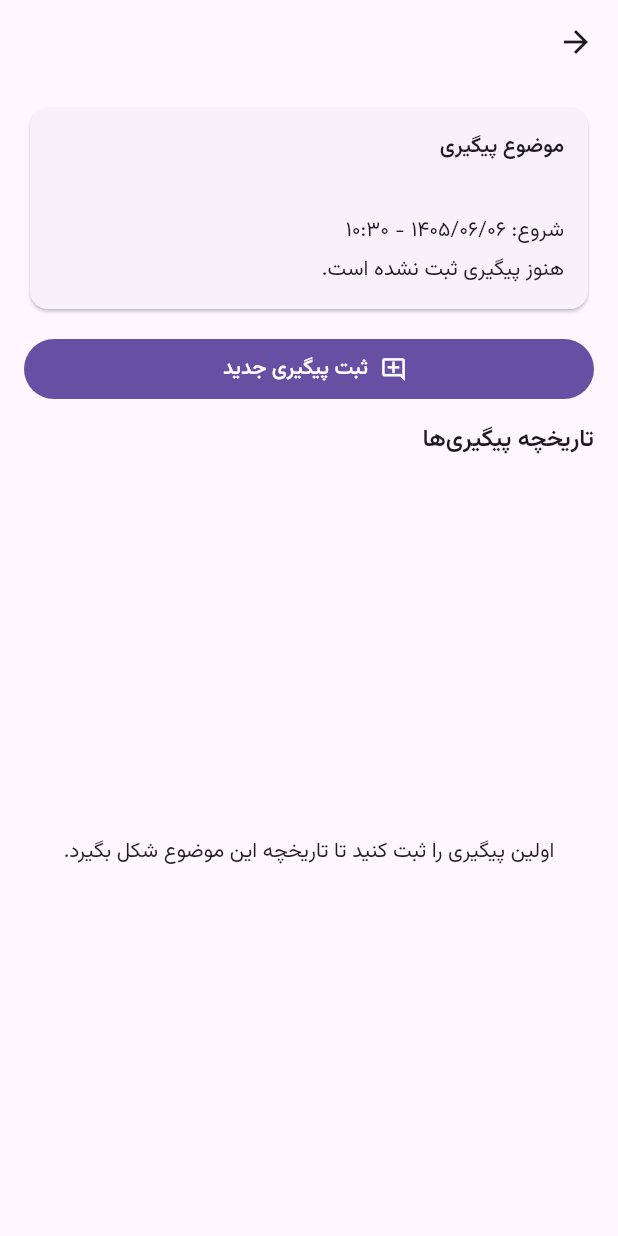
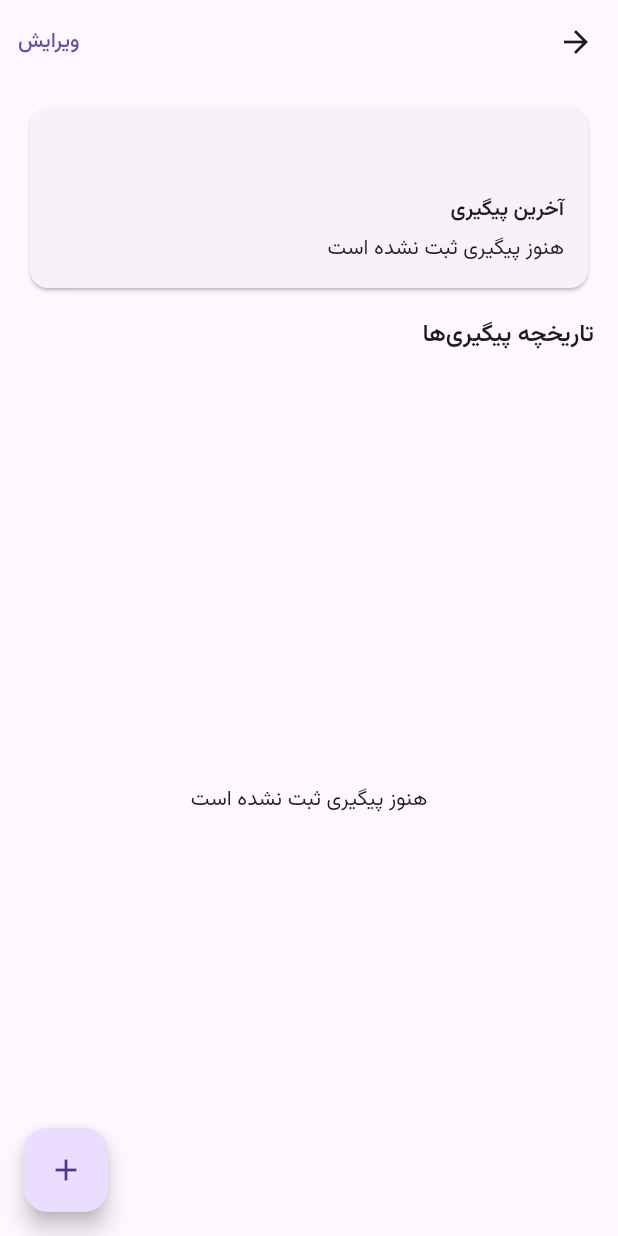
Before and after one commit to mobinpda-lab/YadNegar, a Flutter app: the TrackedSubjectDetail screen opened directly with empty values, on a phone screen of 412 x 824 dp. Run offline on Flutter 3.47's test engine with Material 3 defaults, Android fonts, the phone set to English and light mode, and no system bars; our stand-ins replace file_picker, flutter_local_notifications, flutter_timezone, share_plus, timezone.

Commit message:
feat: match Arvin tracked-task detail and follow-up timeline

```diff
--- a/lib/features/timeline/presentation/tracked_subject_detail.dart
+++ b/lib/features/timeline/presentation/tracked_subject_detail.dart
@@ -1,8 +1,14 @@
 import 'package:flutter/material.dart';
 import 'package:yadnegar/core/presentation/persian_datetime_formatter.dart';
+import 'package:yadnegar/core/presentation/persian_duration_formatter.dart';
 import 'package:yadnegar/features/timeline/application/add_timeline_follow_up.dart';
+import 'package:yadnegar/features/timeline/application/edit_timeline_item.dart';
 import 'package:yadnegar/features/timeline/application/load_timeline_follow_ups.dart';
 import 'package:yadnegar/features/timeline/domain/timeline_item.dart';
+import 'package:yadnegar/features/timeline/presentation/follow_up_editor_screen.dart';
+import 'package:yadnegar/features/timeline/presentation/tracked_subject_edit_screen.dart';
+
+typedef TrackedSubjectDetailClock = DateTime Function();
 
 class TrackedSubjectDetail extends StatefulWidget {
   const TrackedSubjectDetail({
@@ -10,19 +16,26 @@ class TrackedSubjectDetail extends StatefulWidget {
     required this.subject,
     required this.loadFollowUps,
     required this.addFollowUp,
+    required this.editTimelineItem,
+    this.clock = DateTime.now,
     this.dateTimeFormatter = const PersianDateTimeFormatter(),
+    this.durationFormatter = const PersianDurationFormatter(),
   });
 
   final TimelineItem subject;
   final LoadTimelineFollowUps loadFollowUps;
   final AddTimelineFollowUp addFollowUp;
+  final EditTimelineItem editTimelineItem;
+  final TrackedSubjectDetailClock clock;
   final PersianDateTimeFormatter dateTimeFormatter;
+  final PersianDurationFormatter durationFormatter;
 
   @override
   State<TrackedSubjectDetail> createState() => _TrackedSubjectDetailState();
 }
 
 class _TrackedSubjectDetailState extends State<TrackedSubjectDetail> {
+  late TimelineItem _subject;
   List<TimelineItem> _followUps = const <TimelineItem>[];
   bool _isLoading = true;
   String? _errorMessage;
@@ -30,6 +43,7 @@ class _TrackedSubjectDetailState extends State<TrackedSubjectDetail> {
   @override
   void initState() {
     super.initState();
+    _subject = widget.subject;
     _reload();
   }
 
@@ -39,7 +53,7 @@ class _TrackedSubjectDetailState extends State<TrackedSubjectDetail> {
       _errorMessage = null;
     });
     try {
-      final followUps = await widget.loadFollowUps.load(widget.subject.id);
+      final followUps = await widget.loadFollowUps.load(_subject.id);
       if (!mounted) {
         return;
       }
@@ -59,68 +73,70 @@ class _TrackedSubjectDetailState extends State<TrackedSubjectDetail> {
   }
 
   Future<void> _addFollowUp() async {
-    var draft = '';
-    final text = await showDialog<String>(
-      context: context,
-      builder: (dialogContext) => AlertDialog(
-        title: Text('پیگیری جدید برای «${widget.subject.text}»'),
-        content: TextField(
-          key: const Key('follow-up-input'),
-          autofocus: true,
-          minLines: 2,
-          maxLines: 5,
-          decoration: const InputDecoration(
-            labelText: 'شرح پیگیری',
-            hintText: 'مثلاً تماس گرفتم، نتیجه این شد…',
-            border: OutlineInputBorder(),
-          ),
-          onChanged: (value) => draft = value,
+    final saved = await Navigator.of(context).push<TimelineItem>(
+      MaterialPageRoute<TimelineItem>(
+        builder: (context) => FollowUpEditorScreen(
+          subject: _subject,
+          addFollowUp: widget.addFollowUp,
+          editTimelineItem: widget.editTimelineItem,
+          clock: widget.clock,
+          dateTimeFormatter: widget.dateTimeFormatter,
         ),
-        actions: [
-          TextButton(
-            onPressed: () => Navigator.of(dialogContext).pop(),
-            child: const Text('انصراف'),
-          ),
-          FilledButton(
-            key: const Key('follow-up-save'),
-            onPressed: () {
-              final normalized = draft.trim();
-              if (normalized.isEmpty) {
-                return;
-              }
-              Navigator.of(dialogContext).pop(normalized);
-            },
-            child: const Text('ثبت پیگیری'),
-          ),
-        ],
       ),
     );
+    if (saved != null && mounted) {
+      await _reload();
+    }
+  }
 
-    if (text == null || !mounted) {
-      return;
+  Future<void> _editSubject() async {
+    final updated = await Navigator.of(context).push<TimelineItem>(
+      MaterialPageRoute<TimelineItem>(
+        builder: (context) => TrackedSubjectEditScreen(
+          subject: _subject,
+          editTimelineItem: widget.editTimelineItem,
+        ),
+      ),
+    );
+    if (updated != null && mounted) {
+      setState(() => _subject = updated);
     }
+  }
 
-    try {
-      await widget.addFollowUp.add(subject: widget.subject, text: text);
+  Future<void> _editFollowUp(TimelineItem followUp) async {
+    final updated = await Navigator.of(context).push<TimelineItem>(
+      MaterialPageRoute<TimelineItem>(
+        builder: (context) => FollowUpEditorScreen(
+          subject: _subject,
+          existing: followUp,
+          addFollowUp: widget.addFollowUp,
+          editTimelineItem: widget.editTimelineItem,
+          clock: widget.clock,
+          dateTimeFormatter: widget.dateTimeFormatter,
+        ),
+      ),
+    );
+    if (updated != null && mounted) {
       await _reload();
-    } catch (_) {
-      if (!mounted) {
-        return;
-      }
-      ScaffoldMessenger.of(context).showSnackBar(
-        const SnackBar(content: Text('ثبت پیگیری انجام نشد.')),
-      );
     }
   }
 
   @override
   Widget build(BuildContext context) {
+    final latest = _followUps.isEmpty ? null : _followUps.first;
     return Scaffold(
       appBar: AppBar(
         title: Text(
-          widget.subject.text,
+          _subject.text,
           key: const Key('tracked-subject-detail-title'),
         ),
+        actions: [
+          TextButton(
+            key: const Key('tracked-subject-edit'),
+            onPressed: _editSubject,
+            child: const Text('ویرایش'),
+          ),
+        ],
       ),
       body: Column(
         crossAxisAlignment: CrossAxisAlignment.stretch,
@@ -133,40 +149,36 @@ class _TrackedSubjectDetailState extends State<TrackedSubjectDetail> {
                 child: Column(
                   crossAxisAlignment: CrossAxisAlignment.start,
                   children: [
+                    Text(
+                      _subject.text,
+                      style: Theme.of(context).textTheme.titleLarge,
+                    ),
+                    const SizedBox(height: 14),
                     const Text(
-                      'موضوع پیگیری',
+                      'آخرین پیگیری',
                       style: TextStyle(fontWeight: FontWeight.w600),
                     ),
                     const SizedBox(height: 6),
-                    Text(widget.subject.text),
-                    const SizedBox(height: 10),
                     Text(
-                      'شروع: ${widget.dateTimeFormatter.formatDateTime(widget.subject.timelineAt)}',
-                      key: const Key('tracked-subject-created-at'),
-                    ),
-                    const SizedBox(height: 6),
-                    Text(
-                      _followUps.isEmpty
-                          ? 'هنوز پیگیری ثبت نشده است.'
-                          : 'آخرین پیگیری: ${widget.dateTimeFormatter.formatDateTime(_followUps.first.timelineAt)}',
+                      latest == null
+                          ? 'هنوز پیگیری ثبت نشده است'
+                          : widget.dateTimeFormatter.formatDateTime(latest.timelineAt),
                       key: const Key('tracked-subject-last-follow-up'),
                     ),
+                    if (latest != null) ...[
+                      const SizedBox(height: 8),
+                      Text(
+                        '● ${widget.durationFormatter.elapsedSince(now: widget.clock(), latest: latest.timelineAt)}',
+                        key: const Key('tracked-subject-elapsed'),
+                      ),
+                    ],
                   ],
                 ),
               ),
             ),
           ),
-          Padding(
-            padding: const EdgeInsets.fromLTRB(16, 4, 16, 8),
-            child: FilledButton.icon(
-              key: const Key('tracked-subject-add-follow-up'),
-              onPressed: _addFollowUp,
-              icon: const Icon(Icons.add_comment_outlined),
-              label: const Text('ثبت پیگیری جدید'),
-            ),
-          ),
           const Padding(
-            padding: EdgeInsets.fromLTRB(16, 4, 16, 8),
+            padding: EdgeInsets.fromLTRB(16, 8, 16, 8),
             child: Text(
               'تاریخچه پیگیری‌ها',
               style: TextStyle(fontSize: 16, fontWeight: FontWeight.w600),
@@ -174,6 +186,12 @@ class _TrackedSubjectDetailState extends State<TrackedSubjectDetail> {
           ),
           Expanded(child: _buildFollowUpList()),
         ],
+      ),
+      floatingActionButton: FloatingActionButton(
+        key: const Key('tracked-subject-add-follow-up'),
+        tooltip: 'ثبت پیگیری جدید',
+        onPressed: _addFollowUp,
+        child: const Icon(Icons.add),
       ),
     );
   }
@@ -190,7 +208,7 @@ class _TrackedSubjectDetailState extends State<TrackedSubjectDetail> {
         child: Padding(
           padding: EdgeInsets.all(24),
           child: Text(
-            'اولین پیگیری را ثبت کنید تا تاریخچه این موضوع شکل بگیرد.',
+            'هنوز پیگیری ثبت نشده است',
             key: Key('tracked-subject-follow-up-empty'),
             textAlign: TextAlign.center,
           ),
@@ -205,15 +223,33 @@ class _TrackedSubjectDetailState extends State<TrackedSubjectDetail> {
       separatorBuilder: (context, index) => const SizedBox(height: 8),
       itemBuilder: (context, index) {
         final followUp = _followUps[index];
+        final previous = index + 1 < _followUps.length ? _followUps[index + 1] : null;
         return Card(
           key: Key('follow-up-${followUp.id}'),
           child: ListTile(
+            onTap: () => _editFollowUp(followUp),
             leading: const Icon(Icons.history),
             title: Text(followUp.text),
-            subtitle: Text(
-              widget.dateTimeFormatter.formatDateTime(followUp.timelineAt),
-              key: Key('follow-up-time-${followUp.id}'),
+            subtitle: Column(
+              crossAxisAlignment: CrossAxisAlignment.start,
+              children: [
+                Text(
+                  widget.dateTimeFormatter.formatDateTime(followUp.timelineAt),
+                  key: Key('follow-up-time-${followUp.id}'),
+                ),
+                if (previous != null) ...[
+                  const SizedBox(height: 4),
+                  Text(
+                    widget.durationFormatter.intervalBetween(
+                      newer: followUp.timelineAt,
+                      older: previous.timelineAt,
+                    ),
+                    key: Key('follow-up-interval-${followUp.id}'),
+                  ),
+                ],
+              ],
             ),
+            trailing: const Icon(Icons.edit_outlined),
           ),
         );
       },
```
